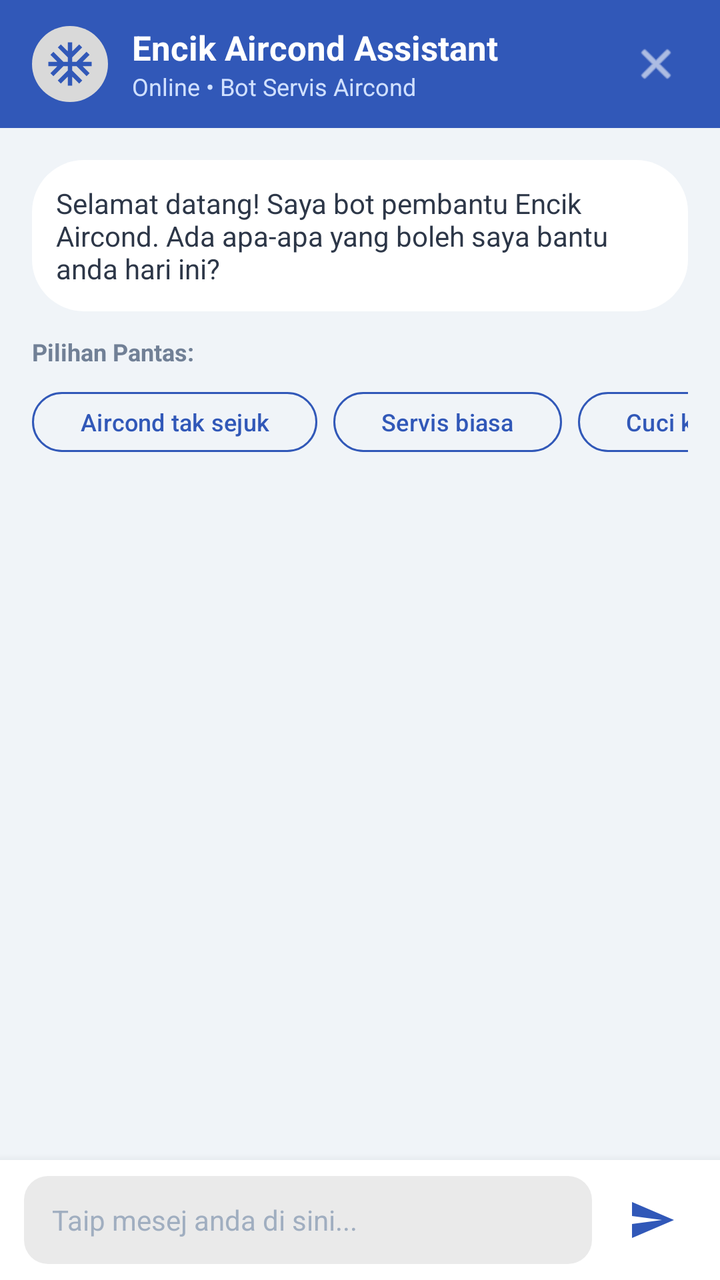
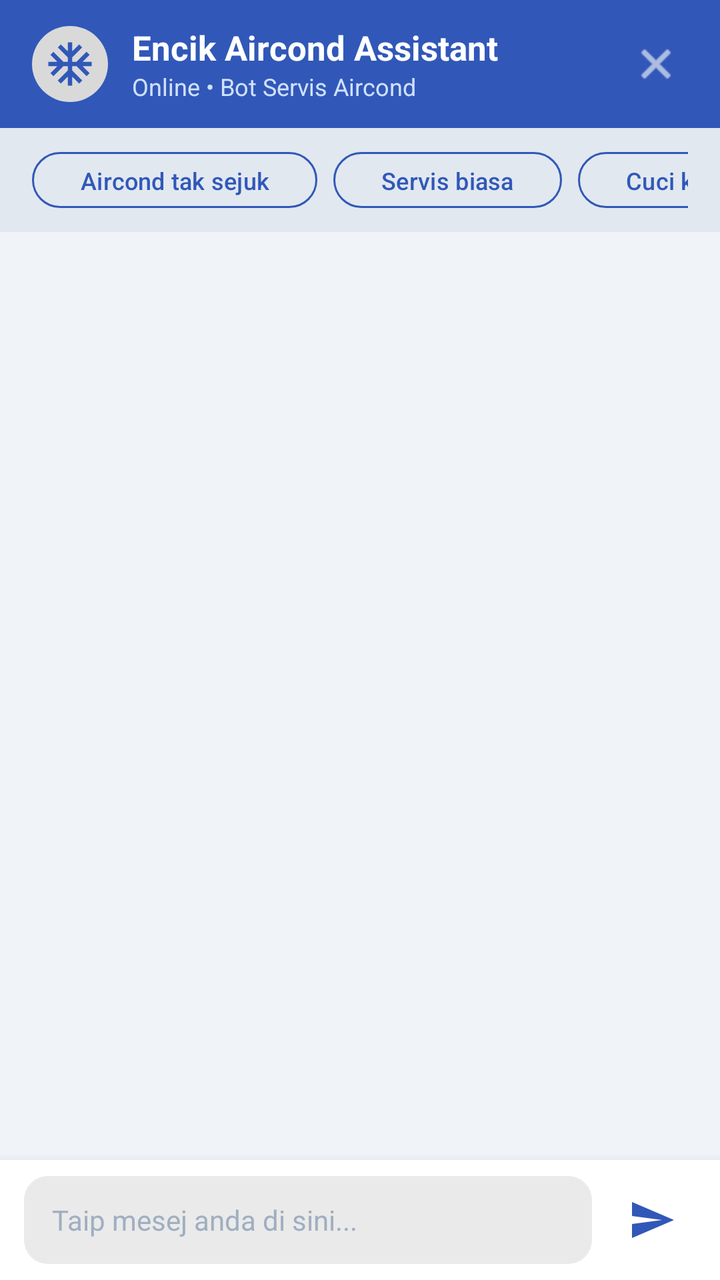

Compare the two renders of this Android layout. The source of the first and the diff that turns it into the second are given below.
<!-- AndroidManifest.xml: application theme Theme.EncikAircond -->
<!-- res/layout/dialog_chat_bot.xml -->
<?xml version="1.0" encoding="utf-8"?>
<LinearLayout xmlns:android="http://schemas.android.com/apk/res/android"
    xmlns:app="http://schemas.android.com/apk/res-auto"
    android:layout_width="match_parent"
    android:layout_height="match_parent"
    android:background="#F0F4F8"
    android:orientation="vertical">

    
    <LinearLayout
        android:layout_width="match_parent"
        android:layout_height="64dp"
        android:background="#3158B8"
        android:gravity="center_vertical"
        android:orientation="horizontal"
        android:paddingHorizontal="16dp">

        <ImageView
            android:layout_width="38dp"
            android:layout_height="38dp"
            android:background="@drawable/circle_logo"
            android:contentDescription="@null"
            android:padding="6dp"
            android:src="@drawable/ic_aircond"
            app:tint="#3158B8" />

        <LinearLayout
            android:layout_width="0dp"
            android:layout_height="wrap_content"
            android:layout_marginStart="12dp"
            android:layout_weight="1"
            android:orientation="vertical">

            <TextView
                android:layout_width="wrap_content"
                android:layout_height="wrap_content"
                android:text="Encik Aircond Assistant"
                android:textColor="#FFFFFF"
                android:textSize="17sp"
                android:textStyle="bold" />

            <TextView
                android:layout_width="wrap_content"
                android:layout_height="wrap_content"
                android:text="Online • Bot Servis Aircond"
                android:textColor="#D0E0FF"
                android:textSize="12sp" />
        </LinearLayout>

        <ImageView
            android:id="@+id/btnCloseChat"
            android:layout_width="32dp"
            android:layout_height="32dp"
            android:background="?attr/selectableItemBackgroundBorderless"
            android:clickable="true"
            android:contentDescription="@null"
            android:focusable="true"
            android:padding="4dp"
            android:src="@android:drawable/ic_menu_close_clear_cancel"
            app:tint="#FFFFFF" />

    </LinearLayout>

    
    <ScrollView
        android:id="@+id/scrollChat"
        android:layout_width="match_parent"
        android:layout_height="0dp"
        android:layout_weight="1"
        android:fillViewport="true"
        android:padding="16dp">

        <LinearLayout
            android:id="@+id/layoutMessages"
            android:layout_width="match_parent"
            android:layout_height="wrap_content"
            android:orientation="vertical">

            
            <LinearLayout
                android:layout_width="wrap_content"
                android:layout_height="wrap_content"
                android:layout_gravity="start"
                android:layout_marginBottom="12dp"
                android:background="@drawable/bg_input_field"
                android:orientation="vertical"
                android:padding="12dp">

                <TextView
                    android:layout_width="wrap_content"
                    android:layout_height="wrap_content"
                    android:text="Selamat datang! Saya bot pembantu Encik Aircond. Ada apa-apa yang boleh saya bantu anda hari ini?"
                    android:textColor="#2D3748"
                    android:textSize="14sp" />
            </LinearLayout>

            
            <LinearLayout
                android:id="@+id/layoutQuickChoices"
                android:layout_width="match_parent"
                android:layout_height="wrap_content"
                android:layout_marginBottom="16dp"
                android:orientation="vertical">

                <TextView
                    android:layout_width="wrap_content"
                    android:layout_height="wrap_content"
                    android:layout_marginBottom="8dp"
                    android:text="Pilihan Pantas:"
                    android:textColor="#718096"
                    android:textSize="12sp"
                    android:textStyle="bold" />

                <HorizontalScrollView
                    android:layout_width="match_parent"
                    android:layout_height="wrap_content"
                    android:scrollbars="none">

                    <LinearLayout
                        android:layout_width="wrap_content"
                        android:layout_height="wrap_content"
                        android:orientation="horizontal">

                        <Button
                            android:id="@+id/chipOption1"
                            style="?attr/materialButtonOutlinedStyle"
                            android:layout_width="wrap_content"
                            android:layout_height="38dp"
                            android:layout_marginEnd="8dp"
                            android:text="Aircond tak sejuk"
                            android:textAllCaps="false"
                            android:textColor="#3158B8"
                            android:textSize="12sp"
                            app:cornerRadius="19dp"
                            app:strokeColor="#3158B8" />

                        <Button
                            android:id="@+id/chipOption2"
                            style="?attr/materialButtonOutlinedStyle"
                            android:layout_width="wrap_content"
                            android:layout_height="38dp"
                            android:layout_marginEnd="8dp"
                            android:text="Servis biasa"
                            android:textAllCaps="false"
                            android:textColor="#3158B8"
                            android:textSize="12sp"
                            app:cornerRadius="19dp"
                            app:strokeColor="#3158B8" />

                        <Button
                            android:id="@+id/chipOption3"
                            style="?attr/materialButtonOutlinedStyle"
                            android:layout_width="wrap_content"
                            android:layout_height="38dp"
                            android:text="Cuci kimia"
                            android:textAllCaps="false"
                            android:textColor="#3158B8"
                            android:textSize="12sp"
                            app:cornerRadius="19dp"
                            app:strokeColor="#3158B8" />

                    </LinearLayout>
                </HorizontalScrollView>
            </LinearLayout>

        </LinearLayout>
    </ScrollView>

    
    <LinearLayout
        android:layout_width="match_parent"
        android:layout_height="wrap_content"
        android:background="#FFFFFF"
        android:elevation="8dp"
        android:gravity="center_vertical"
        android:orientation="horizontal"
        android:paddingHorizontal="12dp"
        android:paddingVertical="8dp">

        <EditText
            android:id="@+id/etChatMessage"
            android:layout_width="0dp"
            android:layout_height="44dp"
            android:layout_weight="1"
            android:background="@drawable/bg_input_grey"
            android:hint="Taip mesej anda di sini..."
            android:imeOptions="actionSend"
            android:inputType="textCapSentences|textMultiLine"
            android:maxLines="3"
            android:paddingHorizontal="14dp"
            android:textColor="#2D3748"
            android:textColorHint="#A0AEC0"
            android:textSize="14sp" />

        <ImageView
            android:id="@+id/btnSendChat"
            android:layout_width="44dp"
            android:layout_height="44dp"
            android:layout_marginStart="8dp"
            android:background="?attr/selectableItemBackgroundBorderless"
            android:clickable="true"
            android:contentDescription="@null"
            android:focusable="true"
            android:padding="10dp"
            android:src="@drawable/ic_send" />

    </LinearLayout>

</LinearLayout>
<!-- resources referenced by this layout -->
<resources>
  <!-- drawable bg_input_field (drawable) -->
  <?xml version="1.0" encoding="utf-8"?>
  <shape xmlns:android="http://schemas.android.com/apk/res/android"
      android:shape="rectangle">
      <solid android:color="#FFFFFF" />
      <corners android:radius="26dp" />
  </shape>
  <!-- drawable bg_input_grey (drawable) -->
  <?xml version="1.0" encoding="utf-8"?>
  <shape xmlns:android="http://schemas.android.com/apk/res/android"
      android:shape="rectangle">
      <solid android:color="#EAEAEA" />
      <corners android:radius="12dp" />
  </shape>
  <!-- drawable circle_logo (drawable) -->
  <?xml version="1.0" encoding="utf-8"?>
  <shape xmlns:android="http://schemas.android.com/apk/res/android">
  
      <solid android:color="#D9D9D9"/>
  
      <corners android:radius="100dp"/>
  
  </shape>
  <!-- drawable ic_aircond (drawable) -->
  <vector xmlns:android="http://schemas.android.com/apk/res/android" android:height="24dp" android:tint="#3158B8" android:viewportHeight="960" android:viewportWidth="960" android:width="24dp">
        
      <path android:fillColor="@android:color/white" android:pathData="M440,880L440,714L310,842L254,786L440,600L440,520L360,520L174,706L118,650L246,520L80,520L80,440L246,440L118,310L174,254L360,440L440,440L440,360L254,174L310,118L440,246L440,80L520,80L520,246L650,118L706,174L520,360L520,440L600,440L786,254L842,310L714,440L880,440L880,520L714,520L842,650L786,706L600,520L520,520L520,600L706,786L650,842L520,714L520,880L440,880Z"/>
      
  </vector>
  <!-- drawable ic_send (drawable) -->
  <?xml version="1.0" encoding="utf-8"?>
  <vector xmlns:android="http://schemas.android.com/apk/res/android"
      android:width="24dp"
      android:height="24dp"
      android:viewportWidth="24"
      android:viewportHeight="24">
    <path
        android:fillColor="#3158B8"
        android:pathData="M2.01,21L23,12 2.01,3 2,10l15,2 -15,2z"/>
  </vector>
  <style name="Theme.EncikAircond" parent="Base.Theme.EncikAircond" />
  <style name="Base.Theme.EncikAircond" parent="Theme.Material3.DayNight.NoActionBar">
          
      </style>
</resources>

<!-- the commit's change to res/layout/dialog_chat_bot.xml (unified diff, before → after) -->
@@ -62,109 +62,74 @@
     </LinearLayout>
 
     
-    <ScrollView
-        android:id="@+id/scrollChat"
+    <LinearLayout
+        android:layout_width="match_parent"
+        android:layout_height="wrap_content"
+        android:background="#E2E8F0"
+        android:paddingHorizontal="16dp"
+        android:paddingVertical="8dp">
+
+        <HorizontalScrollView
+            android:layout_width="match_parent"
+            android:layout_height="wrap_content"
+            android:scrollbars="none">
+
+            <LinearLayout
+                android:layout_width="wrap_content"
+                android:layout_height="wrap_content"
+                android:orientation="horizontal">
+
+                <Button
+                    android:id="@+id/chipOption1"
+                    style="?attr/materialButtonOutlinedStyle"
+                    android:layout_width="wrap_content"
+                    android:layout_height="36dp"
+                    android:layout_marginEnd="8dp"
+                    android:text="Aircond tak sejuk"
+                    android:textAllCaps="false"
+                    android:textColor="#3158B8"
+                    android:textSize="12sp"
+                    app:cornerRadius="18dp"
+                    app:strokeColor="#3158B8" />
+
+                <Button
+                    android:id="@+id/chipOption2"
+                    style="?attr/materialButtonOutlinedStyle"
+                    android:layout_width="wrap_content"
+                    android:layout_height="36dp"
+                    android:layout_marginEnd="8dp"
+                    android:text="Servis biasa"
+                    android:textAllCaps="false"
+                    android:textColor="#3158B8"
+                    android:textSize="12sp"
+                    app:cornerRadius="18dp"
+                    app:strokeColor="#3158B8" />
+
+                <Button
+                    android:id="@+id/chipOption3"
+                    style="?attr/materialButtonOutlinedStyle"
+                    android:layout_width="wrap_content"
+                    android:layout_height="36dp"
+                    android:text="Cuci kimia"
+                    android:textAllCaps="false"
+                    android:textColor="#3158B8"
+                    android:textSize="12sp"
+                    app:cornerRadius="18dp"
+                    app:strokeColor="#3158B8" />
+
+            </LinearLayout>
+        </HorizontalScrollView>
+    </LinearLayout>
+
+    
+    <androidx.recyclerview.widget.RecyclerView
+        android:id="@+id/rvChat"
         android:layout_width="match_parent"
         android:layout_height="0dp"
         android:layout_weight="1"
-        android:fillViewport="true"
-        android:padding="16dp">
-
-        <LinearLayout
-            android:id="@+id/layoutMessages"
-            android:layout_width="match_parent"
-            android:layout_height="wrap_content"
-            android:orientation="vertical">
-
-            
-            <LinearLayout
-                android:layout_width="wrap_content"
-                android:layout_height="wrap_content"
-                android:layout_gravity="start"
-                android:layout_marginBottom="12dp"
-                android:background="@drawable/bg_input_field"
-                android:orientation="vertical"
-                android:padding="12dp">
-
-                <TextView
-                    android:layout_width="wrap_content"
-                    android:layout_height="wrap_content"
-                    android:text="Selamat datang! Saya bot pembantu Encik Aircond. Ada apa-apa yang boleh saya bantu anda hari ini?"
-                    android:textColor="#2D3748"
-                    android:textSize="14sp" />
-            </LinearLayout>
-
-            
-            <LinearLayout
-                android:id="@+id/layoutQuickChoices"
-                android:layout_width="match_parent"
-                android:layout_height="wrap_content"
-                android:layout_marginBottom="16dp"
-                android:orientation="vertical">
-
-                <TextView
-                    android:layout_width="wrap_content"
-                    android:layout_height="wrap_content"
-                    android:layout_marginBottom="8dp"
-                    android:text="Pilihan Pantas:"
-                    android:textColor="#718096"
-                    android:textSize="12sp"
-                    android:textStyle="bold" />
-
-                <HorizontalScrollView
-                    android:layout_width="match_parent"
-                    android:layout_height="wrap_content"
-                    android:scrollbars="none">
-
-                    <LinearLayout
-                        android:layout_width="wrap_content"
-                        android:layout_height="wrap_content"
-                        android:orientation="horizontal">
-
-                        <Button
-                            android:id="@+id/chipOption1"
-                            style="?attr/materialButtonOutlinedStyle"
-                            android:layout_width="wrap_content"
-                            android:layout_height="38dp"
-                            android:layout_marginEnd="8dp"
-                            android:text="Aircond tak sejuk"
-                            android:textAllCaps="false"
-                            android:textColor="#3158B8"
-                            android:textSize="12sp"
-                            app:cornerRadius="19dp"
-                            app:strokeColor="#3158B8" />
-
-                        <Button
-                            android:id="@+id/chipOption2"
-                            style="?attr/materialButtonOutlinedStyle"
-                            android:layout_width="wrap_content"
-                            android:layout_height="38dp"
-                            android:layout_marginEnd="8dp"
-                            android:text="Servis biasa"
-                            android:textAllCaps="false"
-                            android:textColor="#3158B8"
-                            android:textSize="12sp"
-                            app:cornerRadius="19dp"
-                            app:strokeColor="#3158B8" />
-
-                        <Button
-                            android:id="@+id/chipOption3"
-                            style="?attr/materialButtonOutlinedStyle"
-                            android:layout_width="wrap_content"
-                            android:layout_height="38dp"
-                            android:text="Cuci kimia"
-                            android:textAllCaps="false"
-                            android:textColor="#3158B8"
-                            android:textSize="12sp"
-                            app:cornerRadius="19dp"
-                            app:strokeColor="#3158B8" />
-
-                    </LinearLayout>
-                </HorizontalScrollView>
-            </LinearLayout>
-
-        </LinearLayout>
-    </ScrollView>
+        android:clipToPadding="false"
+        android:paddingVertical="8dp"
+        app:layoutManager="androidx.recyclerview.widget.LinearLayoutManager" />
 
     
     <LinearLayout
<!-- resource entries referenced after the edit -->
@@ -1,12 +1,5 @@
 <!-- resources referenced by this layout -->
 <resources>
-  <!-- drawable bg_input_field (drawable) -->
-  <?xml version="1.0" encoding="utf-8"?>
-  <shape xmlns:android="http://schemas.android.com/apk/res/android"
-      android:shape="rectangle">
-      <solid android:color="#FFFFFF" />
-      <corners android:radius="26dp" />
-  </shape>
   <!-- drawable bg_input_grey (drawable) -->
   <?xml version="1.0" encoding="utf-8"?>
   <shape xmlns:android="http://schemas.android.com/apk/res/android"
